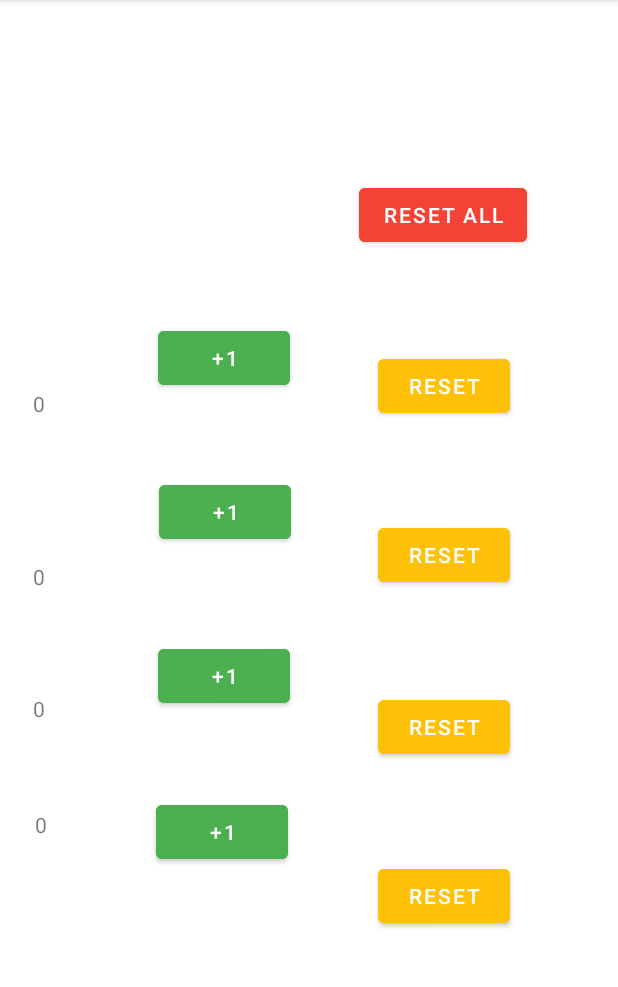
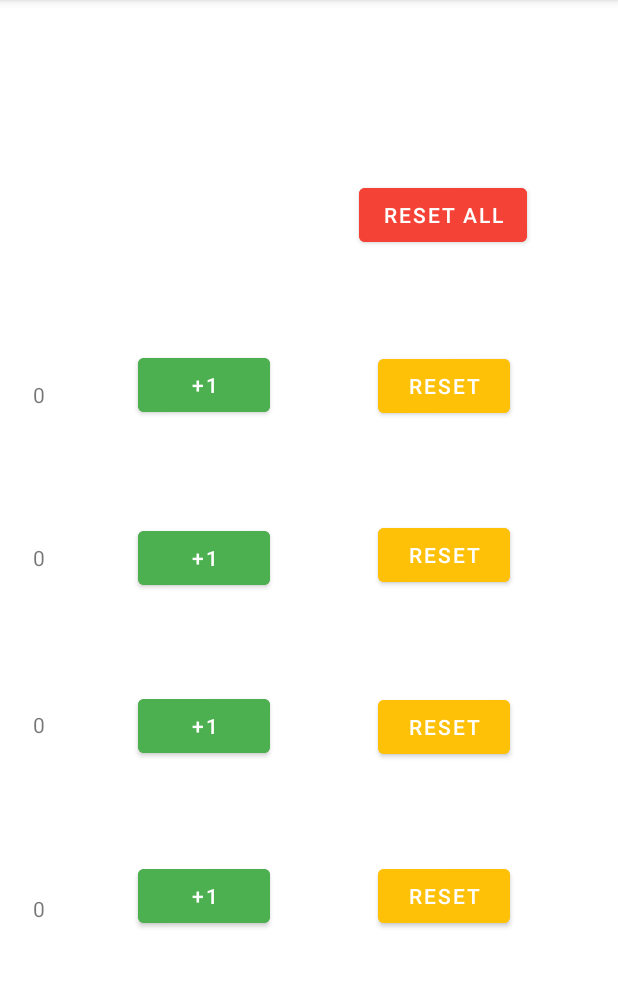
Before and after one commit to darkone0112/ProgramacionMoviles, an Android app: the screen it shows after launch (MainActivity), on a phone screen of 412 x 824 dp, the part 84-1071 px from its top. Run offline under Robolectric (Android 15) with nearby library versions, the phone set to English and light mode, and no system bars.

Commit message:
desde portatil

```diff
--- a/MultiContador/app/src/main/res/layout/activity_main.xml
+++ b/MultiContador/app/src/main/res/layout/activity_main.xml
@@ -26,12 +26,12 @@
         android:backgroundTint="#4CAF50"
         android:text="+1"
         app:iconTint="#4CAF50"
-        app:layout_constraintBottom_toTopOf="@+id/addFour"
+        app:layout_constraintBottom_toBottomOf="parent"
         app:layout_constraintEnd_toEndOf="parent"
-        app:layout_constraintHorizontal_bias="0.256"
-        app:layout_constraintStart_toEndOf="@+id/textView1"
+        app:layout_constraintHorizontal_bias="0.284"
+        app:layout_constraintStart_toStartOf="parent"
         app:layout_constraintTop_toTopOf="parent"
-        app:layout_constraintVertical_bias="0.445"
+        app:layout_constraintVertical_bias="0.323"
         app:strokeColor="#4CAF50" />
 
     <Button
@@ -54,11 +54,11 @@
         android:backgroundTint="#4CAF50"
         android:text="+1"
         app:layout_constraintBottom_toTopOf="@+id/addFour"
-        app:layout_constraintEnd_toEndOf="parent"
-        app:layout_constraintHorizontal_bias="0.259"
-        app:layout_constraintStart_toEndOf="@+id/textView2"
-        app:layout_constraintTop_toBottomOf="@+id/addOne"
-        app:layout_constraintVertical_bias="0.248" />
+        app:layout_constraintEnd_toEndOf="@+id/addOne"
+        app:layout_constraintHorizontal_bias="0.0"
+        app:layout_constraintStart_toStartOf="@+id/addOne"
+        app:layout_constraintTop_toTopOf="parent"
+        app:layout_constraintVertical_bias="0.663" />
 
     <Button
         android:id="@+id/resetTwo"
@@ -79,12 +79,12 @@
         android:layout_height="wrap_content"
         android:backgroundTint="#4CAF50"
         android:text="+1"
-        app:layout_constraintBottom_toTopOf="@+id/addFour"
-        app:layout_constraintEnd_toEndOf="parent"
-        app:layout_constraintHorizontal_bias="0.256"
-        app:layout_constraintStart_toEndOf="@+id/textView3"
-        app:layout_constraintTop_toBottomOf="@+id/addTwo"
-        app:layout_constraintVertical_bias="0.523" />
+        app:layout_constraintBottom_toBottomOf="parent"
+        app:layout_constraintEnd_toEndOf="@+id/addTwo"
+        app:layout_constraintHorizontal_bias="0.0"
+        app:layout_constraintStart_toStartOf="@+id/addTwo"
+        app:layout_constraintTop_toTopOf="parent"
+        app:layout_constraintVertical_bias="0.639" />
 
     <Button
         android:id="@+id/resetThre"
@@ -106,11 +106,11 @@
         android:backgroundTint="#4CAF50"
         android:text="+1"
         app:layout_constraintBottom_toBottomOf="parent"
-        app:layout_constraintEnd_toEndOf="parent"
-        app:layout_constraintHorizontal_bias="0.249"
-        app:layout_constraintStart_toEndOf="@+id/textView4"
+        app:layout_constraintEnd_toEndOf="@+id/addThre"
+        app:layout_constraintHorizontal_bias="0.284"
+        app:layout_constraintStart_toStartOf="@+id/addThre"
         app:layout_constraintTop_toTopOf="parent"
-        app:layout_constraintVertical_bias="0.737" />
+        app:layout_constraintVertical_bias="0.796" />
 
     <Button
         android:id="@+id/resetFour"
@@ -130,11 +130,11 @@
         android:layout_width="wrap_content"
         android:layout_height="wrap_content"
         android:text="0"
-        app:layout_constraintBottom_toTopOf="@+id/textView2"
+        app:layout_constraintBottom_toBottomOf="@+id/addOne"
         app:layout_constraintEnd_toEndOf="parent"
         app:layout_constraintHorizontal_bias="0.054"
         app:layout_constraintStart_toStartOf="parent"
-        app:layout_constraintTop_toTopOf="parent"
+        app:layout_constraintTop_toTopOf="@+id/addOne"
         app:layout_constraintVertical_bias="0.729" />
 
     <TextView
@@ -142,33 +142,34 @@
         android:layout_width="wrap_content"
         android:layout_height="wrap_content"
         android:text="0"
-        app:layout_constraintBottom_toBottomOf="parent"
+        app:layout_constraintBottom_toBottomOf="@+id/addTwo"
         app:layout_constraintEnd_toEndOf="parent"
         app:layout_constraintHorizontal_bias="0.054"
         app:layout_constraintStart_toStartOf="parent"
-        app:layout_constraintTop_toTopOf="parent" />
+        app:layout_constraintTop_toTopOf="@+id/addTwo"
+        app:layout_constraintVertical_bias="0.484" />
 
     <TextView
         android:id="@+id/textView3"
         android:layout_width="wrap_content"
         android:layout_height="wrap_content"
         android:text="0"
-        app:layout_constraintBottom_toTopOf="@+id/textView4"
+        app:layout_constraintBottom_toBottomOf="@+id/addThre"
         app:layout_constraintEnd_toEndOf="parent"
         app:layout_constraintHorizontal_bias="0.054"
         app:layout_constraintStart_toStartOf="parent"
-        app:layout_constraintTop_toBottomOf="@+id/textView2"
-        app:layout_constraintVertical_bias="0.54" />
+        app:layout_constraintTop_toTopOf="@+id/addThre"
+        app:layout_constraintVertical_bias="0.461" />
 
     <TextView
         android:id="@+id/textView4"
         android:layout_width="wrap_content"
         android:layout_height="wrap_content"
         android:text="0"
-        app:layout_constraintBottom_toBottomOf="parent"
+        app:layout_constraintBottom_toBottomOf="@+id/addFour"
         app:layout_constraintEnd_toEndOf="parent"
-        app:layout_constraintHorizontal_bias="0.057"
+        app:layout_constraintHorizontal_bias="0.054"
         app:layout_constraintStart_toStartOf="parent"
-        app:layout_constraintTop_toTopOf="parent"
-        app:layout_constraintVertical_bias="0.721" />
+        app:layout_constraintTop_toTopOf="@+id/addFour"
+        app:layout_constraintVertical_bias="0.79" />
 </androidx.constraintlayout.widget.ConstraintLayout>
```
